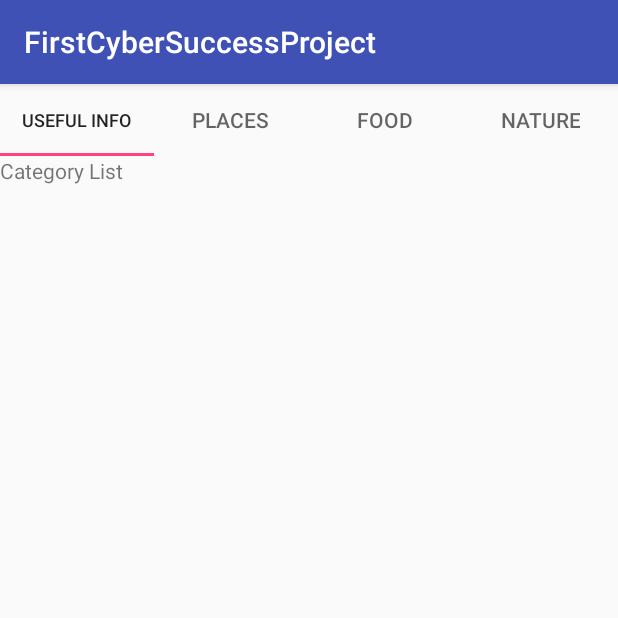
After one commit to samitparadedocs/FirstCyberSuccessProject, an Android app: the ActScreenSlidePagerTablayout screen opened directly, with no data from a screen before it, on a phone screen of 412 x 824 dp, the top half of it. The commit adds this screen. Run offline under Robolectric (Android 15) with nearby library versions, the phone set to English and light mode, and no system bars.

Commit message:
Viewpager demos with fragment 29th MAy Eod 5pm

```diff
--- a/app/src/main/AndroidManifest.xml
+++ b/app/src/main/AndroidManifest.xml
@@ -44,6 +44,8 @@
             android:label="@string/title_activity_temp_floating_button_activty"
             android:theme="@style/AppTheme.NoActionBar" />
         <activity android:name=".FragmentDemoActivity"></activity>
+        <activity android:name=".viewpager.ActViewpagerDemo"></activity>
+        <activity android:name=".viewpager.ActScreenSlidePagerTablayout"></activity>
     </application>
 
 </manifest>
--- a/app/src/main/java/com/cybersuccess/demo/firstcybersuccessproject/DemoListActivity.java
+++ b/app/src/main/java/com/cybersuccess/demo/firstcybersuccessproject/DemoListActivity.java
@@ -69,6 +69,8 @@ public class DemoListActivity extends AppCompatActivity implements View.OnClickL
 
         editor.remove("name"); // will delete key name
         editor.remove("email"); // will delete key email
+
+
     }
 
     @Override
--- /dev/null
+++ b/app/src/main/java/com/cybersuccess/demo/firstcybersuccessproject/viewpager/ActScreenSlidePagerTablayout.java
@@ -0,0 +1,47 @@
+package com.cybersuccess.demo.firstcybersuccessproject.viewpager;
+
+import android.os.Bundle;
+import android.support.design.widget.TabLayout;
+import android.support.v4.app.Fragment;
+import android.support.v4.app.FragmentActivity;
+import android.support.v4.app.FragmentManager;
+import android.support.v4.app.FragmentStatePagerAdapter;
+import android.support.v4.view.PagerAdapter;
+import android.support.v4.view.ViewPager;
+import android.support.v7.app.AppCompatActivity;
+
+import com.cybersuccess.demo.firstcybersuccessproject.R;
+/*
+Refer link for viewpager and tab layout
+ */
+
+public class ActScreenSlidePagerTablayout extends AppCompatActivity/*FragmentActivity*/ {
+
+
+    @Override
+    protected void onCreate(Bundle savedInstanceState) {
+        super.onCreate(savedInstanceState);
+        setContentView(R.layout.activity_screen_slide);
+
+
+
+
+        // Set the content of the activity to use the  activity_main.xml layout file
+        setContentView(R.layout.activity_screen_slide);
+
+        // Find the view pager that will allow the user to swipe between fragments
+        ViewPager viewPager = (ViewPager) findViewById(R.id.viewpager);
+
+        // Create an adapter that knows which fragment should be shown on each page
+        SimpleFragmentPagerAdapter adapter = new SimpleFragmentPagerAdapter(this, getSupportFragmentManager());
+
+        // Set the adapter onto the view pager
+        viewPager.setAdapter(adapter);
+
+        // Give the TabLayout the ViewPager
+        TabLayout tabLayout = (TabLayout) findViewById(R.id.sliding_tabs);
+        tabLayout.setupWithViewPager(viewPager);
+    }
+
+
+}
--- /dev/null
+++ b/app/src/main/java/com/cybersuccess/demo/firstcybersuccessproject/viewpager/SimpleFragmentPagerAdapter.java
@@ -0,0 +1,57 @@
+package com.cybersuccess.demo.firstcybersuccessproject.viewpager;
+
+import android.content.Context;
+import android.support.v4.app.Fragment;
+import android.support.v4.app.FragmentManager;
+import android.support.v4.app.FragmentPagerAdapter;
+
+import com.cybersuccess.demo.firstcybersuccessproject.R;
+
+public class SimpleFragmentPagerAdapter extends FragmentPagerAdapter {
+
+    private Context mContext;
+
+    public SimpleFragmentPagerAdapter(Context context, FragmentManager fm) {
+        super(fm);
+        mContext = context;
+    }
+
+    // This determines the fragment for each tab
+    @Override
+    public Fragment getItem(int position) {
+        if (position == 0) {
+            return new UsefulInfoFragment();
+        } else if (position == 1){
+            return new UsefulInfoFragment();
+        } else if (position == 2){
+            return new UsefulInfoFragment();
+        } else {
+            return new UsefulInfoFragment();
+        }
+    }
+
+    // This determines the number of tabs
+    @Override
+    public int getCount() {
+        return 4;
+    }
+
+    // This determines the title for each tab
+    @Override
+    public CharSequence getPageTitle(int position) {
+        // Generate title based on item position
+        switch (position) {
+            case 0:
+                return mContext.getString(R.string.category_usefulinfo);
+            case 1:
+                return mContext.getString(R.string.category_places);
+            case 2:
+                return mContext.getString(R.string.category_food);
+            case 3:
+                return mContext.getString(R.string.category_nature);
+            default:
+                return null;
+        }
+    }
+
+}
--- /dev/null
+++ b/app/src/main/java/com/cybersuccess/demo/firstcybersuccessproject/viewpager/UsefulInfoFragment.java
@@ -0,0 +1,22 @@
+package com.cybersuccess.demo.firstcybersuccessproject.viewpager;
+
+import android.os.Bundle;
+import android.support.v4.app.Fragment;
+import android.view.LayoutInflater;
+import android.view.View;
+import android.view.ViewGroup;
+
+import com.cybersuccess.demo.firstcybersuccessproject.R;
+
+public class UsefulInfoFragment extends Fragment {
+
+    public UsefulInfoFragment() {
+        // Required empty public constructor
+    }
+
+    @Override
+    public View onCreateView(LayoutInflater inflater, ViewGroup container, Bundle savedInstanceState) {
+        View rootView = inflater.inflate(R.layout.category_list, container, false);
+        return rootView;
+    }
+}
--- /dev/null
+++ b/app/src/main/res/layout/activity_screen_slide.xml
@@ -0,0 +1,21 @@
+<?xml version="1.0" encoding="utf-8"?>
+<LinearLayout xmlns:android="http://schemas.android.com/apk/res/android"
+    android:layout_width="match_parent"
+    android:layout_height="match_parent"
+    android:orientation="vertical"
+    xmlns:app="http://schemas.android.com/apk/res-auto">
+    <android.support.design.widget.TabLayout
+        android:id="@+id/sliding_tabs"
+        android:layout_width="match_parent"
+        android:layout_height="wrap_content"
+        app:layout_constraintTop_toTopOf="parent"
+        app:tabMode="fixed" />
+
+    <android.support.v4.view.ViewPager
+        xmlns:android="http://schemas.android.com/apk/res/android"
+        android:id="@+id/viewpager"
+        android:layout_width="match_parent"
+        android:layout_height="match_parent"
+     />
+
+</LinearLayout>
--- /dev/null
+++ b/app/src/main/res/layout/category_list.xml
@@ -0,0 +1,10 @@
+<?xml version="1.0" encoding="utf-8"?>
+<android.support.constraint.ConstraintLayout
+    xmlns:android="http://schemas.android.com/apk/res/android" android:layout_width="match_parent"
+    android:layout_height="match_parent">
+    <TextView
+        android:layout_width="match_parent"
+        android:layout_height="wrap_content"
+        android:text="Category List"/>
+
+</android.support.constraint.ConstraintLayout>
--- a/app/src/main/res/values/strings.xml
+++ b/app/src/main/res/values/strings.xml
@@ -5,4 +5,8 @@
 
     <!-- TODO: Remove or change this placeholder text -->
     <string name="hello_blank_fragment">Hello blank fragment</string>
+    <string name="category_usefulinfo">Useful info</string>
+    <string name="category_places">Places</string>
+    <string name="category_food">Food</string>
+    <string name="category_nature">Nature</string>
 </resources>
```
Also changed, not shown: app/src/main/java/com/cybersuccess/demo/firstcybersuccessproject/viewpager/ActViewpagerDemo.java (added, +93 -0 lines), app/src/main/java/com/cybersuccess/demo/firstcybersuccessproject/viewpager/ScreenSlidePageFragment.java (added, +31 -0 lines), app/src/main/res/layout/fragment_screen_slide_page.xml (added, +14 -0 lines), app/src/main/res/layout/view_pager_activity_demo.xml (added, +15 -0 lines).
